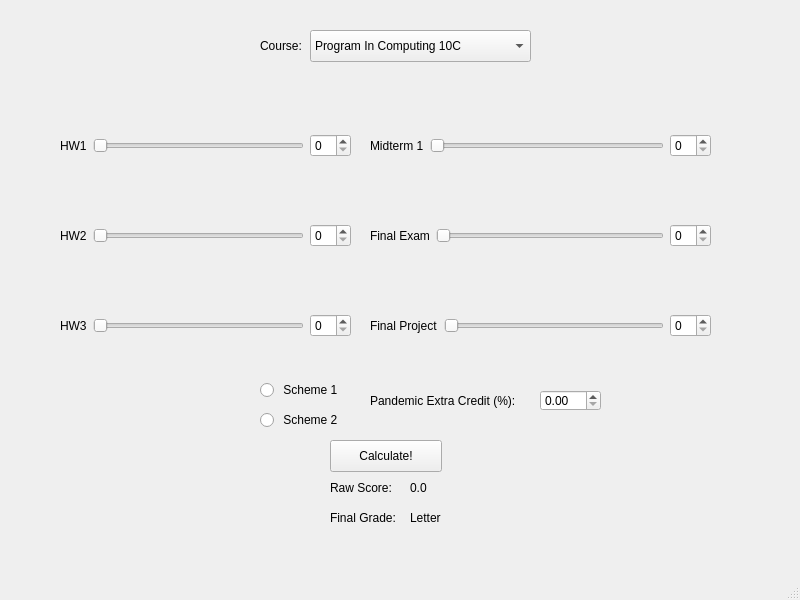
Before: the Qt Designer form CollegeGradeCalculator/mainwindow.ui in Shreesh29/Assignment2, drawn with Qt 5.
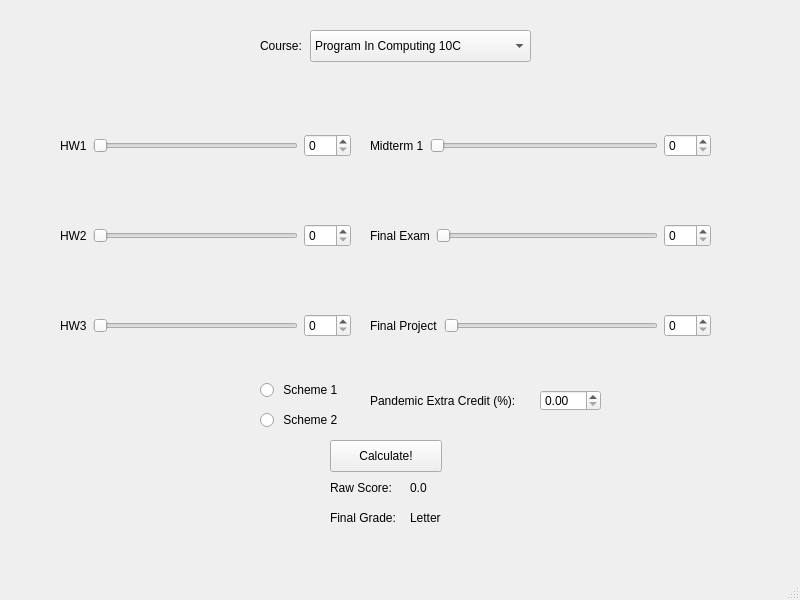
After: the same form once the commit is applied.

Commit message: Corrected maximum values of the sliders and boxes

Patch:
```diff
--- a/CollegeGradeCalculator/mainwindow.ui
+++ b/CollegeGradeCalculator/mainwindow.ui
@@ -185,6 +185,9 @@
      </item>
      <item>
       <widget class="QSlider" name="horizontalSlider">
+       <property name="maximum">
+        <number>100</number>
+       </property>
        <property name="orientation">
         <enum>Qt::Horizontal</enum>
        </property>
@@ -198,6 +201,9 @@
          <height>21</height>
         </size>
        </property>
+       <property name="maximum">
+        <number>100</number>
+       </property>
       </widget>
      </item>
     </layout>
@@ -221,13 +227,20 @@
      </item>
      <item>
       <widget class="QSlider" name="horizontalSlider_2">
+       <property name="maximum">
+        <number>100</number>
+       </property>
        <property name="orientation">
         <enum>Qt::Horizontal</enum>
        </property>
       </widget>
      </item>
      <item>
-      <widget class="QSpinBox" name="spinBox_2"/>
+      <widget class="QSpinBox" name="spinBox_2">
+       <property name="maximum">
+        <number>100</number>
+       </property>
+      </widget>
      </item>
     </layout>
    </widget>
@@ -250,13 +263,20 @@
      </item>
      <item>
       <widget class="QSlider" name="horizontalSlider_3">
+       <property name="maximum">
+        <number>100</number>
+       </property>
        <property name="orientation">
         <enum>Qt::Horizontal</enum>
        </property>
       </widget>
      </item>
      <item>
-      <widget class="QSpinBox" name="spinBox_3"/>
+      <widget class="QSpinBox" name="spinBox_3">
+       <property name="maximum">
+        <number>100</number>
+       </property>
+      </widget>
      </item>
     </layout>
    </widget>
@@ -279,13 +299,20 @@
      </item>
      <item>
       <widget class="QSlider" name="horizontalSlider_4">
+       <property name="maximum">
+        <number>100</number>
+       </property>
        <property name="orientation">
         <enum>Qt::Horizontal</enum>
        </property>
       </widget>
      </item>
      <item>
-      <widget class="QSpinBox" name="spinBox_4"/>
+      <widget class="QSpinBox" name="spinBox_4">
+       <property name="maximum">
+        <number>100</number>
+       </property>
+      </widget>
      </item>
     </layout>
    </widget>
@@ -308,13 +335,20 @@
      </item>
      <item>
       <widget class="QSlider" name="horizontalSlider_5">
+       <property name="maximum">
+        <number>100</number>
+       </property>
        <property name="orientation">
         <enum>Qt::Horizontal</enum>
        </property>
       </widget>
      </item>
      <item>
-      <widget class="QSpinBox" name="spinBox_5"/>
+      <widget class="QSpinBox" name="spinBox_5">
+       <property name="maximum">
+        <number>100</number>
+       </property>
+      </widget>
      </item>
     </layout>
    </widget>
@@ -337,13 +371,20 @@
      </item>
      <item>
       <widget class="QSlider" name="horizontalSlider_6">
+       <property name="maximum">
+        <number>100</number>
+       </property>
        <property name="orientation">
         <enum>Qt::Horizontal</enum>
        </property>
       </widget>
      </item>
      <item>
-      <widget class="QSpinBox" name="spinBox_6"/>
+      <widget class="QSpinBox" name="spinBox_6">
+       <property name="maximum">
+        <number>100</number>
+       </property>
+      </widget>
      </item>
     </layout>
    </widget>
```
Left out of the diff: 3 changed lines with no effect on the pictures. The commit also changes 1 other file.
